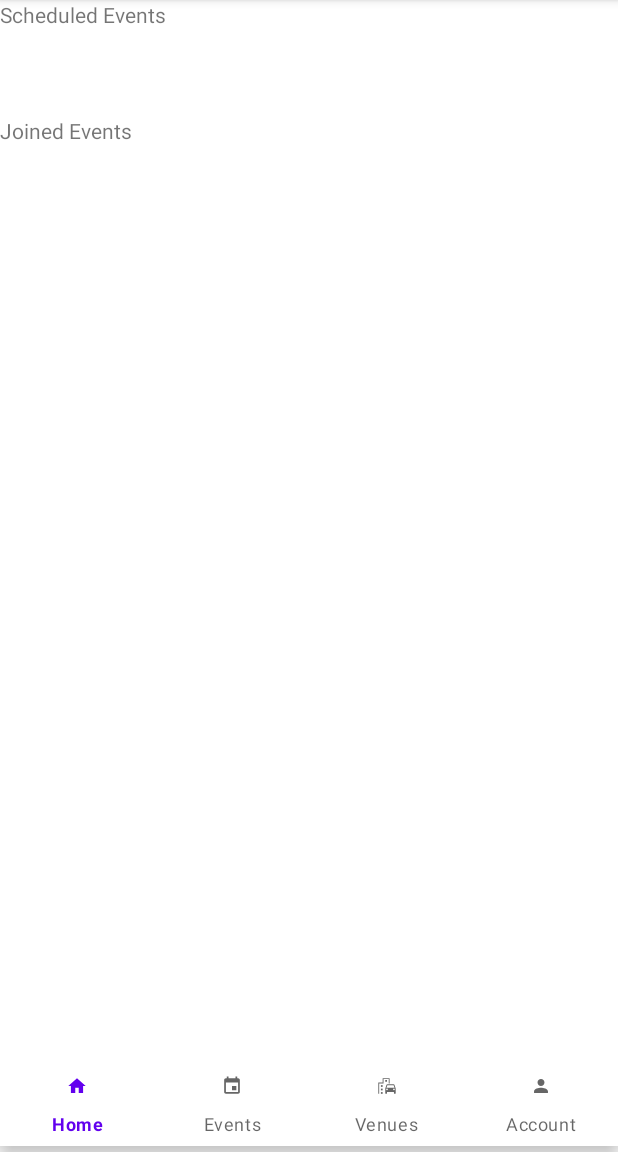
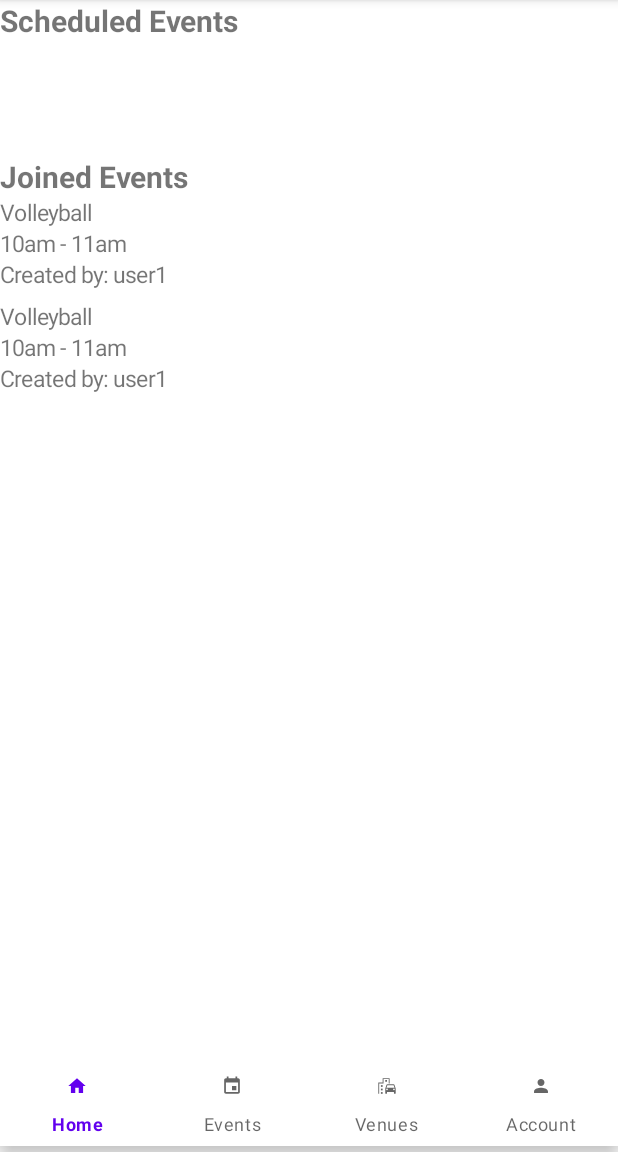
Before and after one commit to Jain-m3392/b07project, an Android app: the CustomerEventsViewActivity screen opened directly, with no data from a screen before it, on a phone screen of 412 x 824 dp, the part 84-1236 px from its top. Run offline under Robolectric (Android 15) with nearby library versions, the phone set to English and light mode, and no system bars; 9 statements that could not run were skipped.

```diff
--- a/app/src/main/java/com/example/b07project/Customer.java
+++ b/app/src/main/java/com/example/b07project/Customer.java
@@ -31,6 +31,7 @@ public class Customer extends User implements Parcelable {
         Log.d("User", "ME!");
     }
 
+    //needs to reflect email(?)
     //Create a customer from Firebase
     public Customer(String username, String password, String fullName, ArrayList<String> joinedEvents, ArrayList<String> scheduledEvents){
         this.username = username;
@@ -45,6 +46,7 @@ public class Customer extends User implements Parcelable {
     public Customer(Parcel in){
         this.username = in.readString();
         this.password = in.readString();
+        this.email = in.readString();
         this.fullName = in.readString();
         this.joinedEvents = in.readArrayList(null);
         this.scheduledEvents = in.readArrayList(null);
@@ -59,6 +61,7 @@ public class Customer extends User implements Parcelable {
     public void writeToParcel(Parcel dest, int flags){
         dest.writeString(username);
         dest.writeString(password);
+        dest.writeString(email);
         dest.writeString(fullName);
         dest.writeList(joinedEvents);
         dest.writeList(scheduledEvents);
--- a/app/src/main/java/com/example/b07project/CustomerEventsViewActivity.java
+++ b/app/src/main/java/com/example/b07project/CustomerEventsViewActivity.java
@@ -4,7 +4,9 @@ import androidx.annotation.NonNull;
 import androidx.appcompat.app.AppCompatActivity;
 
 import android.content.Intent;
+import android.graphics.Typeface;
 import android.os.Bundle;
+import android.util.Log;
 import android.view.MenuItem;
 import android.widget.LinearLayout;
 import android.widget.TextView;
@@ -19,16 +21,28 @@ public class CustomerEventsViewActivity extends AppCompatActivity implements Nav
 
     @Override
     protected void onCreate(Bundle savedInstanceState) {
-        //get data from previous activity (login?)
+//      get data from previous activity
         Intent intent = getIntent();
         customer = intent.getParcelableExtra("Customer");
 
         super.onCreate(savedInstanceState);
         setContentView(R.layout.activity_customer_events_view);
 
+        //testing
+        ArrayList<String> tests = new ArrayList<>();
+        Event test = new Event("user1", "10am", "11am", 5, 2, 100, tests, "Volleyball");
+        Event test2 = new Event("user1", "10am", "11am", 5, 2, 100, tests, "Volleyball");
+
 //      TODO - set login class to send data to this activity
-        ArrayList<Event> joinedEvents = customer.fetchJoinedEvents();
+//        ArrayList<Event> joinedEvents = customer.fetchJoinedEvents();
+
+        //for testing purposes
+        ArrayList<Event> joinedEvents = new ArrayList<>();
+        joinedEvents.add(test);
+        joinedEvents.add(test2);
+
         ArrayList<Event> scheduledEvents = customer.fetchScheduledEvents();
+        Log.i("general", "array size: " + joinedEvents.size());
 
         //set up navbar
         NavigationBarView nav = findViewById(R.id.navigation_bar);
@@ -45,41 +59,89 @@ public class CustomerEventsViewActivity extends AppCompatActivity implements Nav
                 LinearLayout.LayoutParams.MATCH_PARENT
         );
         scheduled.setLayoutParams(params);
+        scheduled.setTypeface(null, Typeface.BOLD);
+        scheduled.setTextSize(20);
         llEventsView.addView(scheduled);
+        Log.i("gen", "size is " + scheduledEvents.size());
+
+        if (scheduledEvents.size() == 0){
+            TextView no_scheduled = new TextView(this);
+            no_scheduled.setText(R.string.no_events_to_show);
+            no_scheduled.setLayoutParams(params);
+            no_scheduled.setTextSize(15);
+            llEventsView.addView(no_scheduled);
+        }
+        else{
             for (Event e: scheduledEvents){
-            TextView id = new TextView(this);
-            id.setText(e.eventID);
-            id.setLayoutParams(params);
-            llEventsView.addView(id);
+//            Log.i("event info", e.name);
+                TextView name = new TextView(this);
+                name.setText(e.name);
+                name.setLayoutParams(params);
+                name.setTextSize(15);
+                llEventsView.addView(name);
                 TextView time = new TextView(this);
                 time.setText(getString(R.string.display_time, e.startTime, e.endTime));
                 time.setLayoutParams(params);
+                time.setTextSize(15);
                 llEventsView.addView(time);
                 TextView creator = new TextView(this);
-            creator.setText(e.creator);
+                creator.setText(getString(R.string.event_creator, e.creator));
                 creator.setLayoutParams(params);
+                creator.setTextSize(15);
                 llEventsView.addView(creator);
+                TextView blanklistsch = new TextView(this);
+                blanklistsch.setText("");
+                blanklistsch.setLayoutParams(params);
+                blanklistsch.setTextSize(5);
+                llEventsView.addView(blanklistsch);
             }
+        }
+
+        TextView blank = new TextView(this);
+        blank.setText("");
+        blank.setLayoutParams(params);
+        blank.setTextSize(5);
+        llEventsView.addView(blank);
 
         //displaying joined events
         TextView joined = new TextView(this);
         joined.setText(R.string.joined_events);
         joined.setLayoutParams(params);
+        joined.setTextSize(20);
+        joined.setTypeface(null, Typeface.BOLD);
         llEventsView.addView(joined);
+        if (joinedEvents.size() == 0){
+            TextView no_joined = new TextView(this);
+            no_joined.setText(R.string.no_events_to_show);
+            no_joined.setLayoutParams(params);
+            no_joined.setTextSize(15);
+            llEventsView.addView(no_joined);
+        }
+        else{
             for (Event e: joinedEvents){
-            TextView id = new TextView(this);
-            id.setText(e.eventID);
-            id.setLayoutParams(params);
-            llEventsView.addView(id);
+                TextView name = new TextView(this);
+                name.setText(e.name);
+                name.setLayoutParams(params);
+                name.setTextSize(15);
+                llEventsView.addView(name);
                 TextView time = new TextView(this);
                 time.setText(getString(R.string.display_time, e.startTime, e.endTime));
                 time.setLayoutParams(params);
+                time.setTextSize(15);
                 llEventsView.addView(time);
                 TextView creator = new TextView(this);
-            creator.setText(e.creator);
+                creator.setText(getString(R.string.event_creator, e.creator));
                 creator.setLayoutParams(params);
+                creator.setTextSize(15);
                 llEventsView.addView(creator);
+                TextView blanklistjoin = new TextView(this);
+                blanklistjoin.setText("");
+                blanklistjoin.setLayoutParams(params);
+                blanklistjoin.setTextSize(5);
+                llEventsView.addView(blanklistjoin);
             }
+        }
+
 
 
     }
--- a/app/src/main/res/values/strings.xml
+++ b/app/src/main/res/values/strings.xml
@@ -34,6 +34,8 @@
     <string name="scheduled_events">Scheduled Events</string>
     <string name="joined_events">Joined Events</string>
     <string name="display_time">%1$s - %2$s</string>
+    <string name="no_events_to_show">No events to display!</string>
+    <string name="event_creator">Created by: %1$s</string>
 
     <string name="change_full_name_text">Edit Full Name:</string>
     <string name="update">Update</string>
```
Also changed, not shown: app/src/main/AndroidManifest.xml (+9 -6 lines), app/src/main/java/com/example/b07project/Admin.java (+41 -3 lines), app/src/main/java/com/example/b07project/AdminEventsView.java (added, +14 -0 lines), app/src/main/res/layout/activity_admin_events_view.xml (added, +9 -0 lines). Lines whose indentation alone changed are shown as unchanged.
